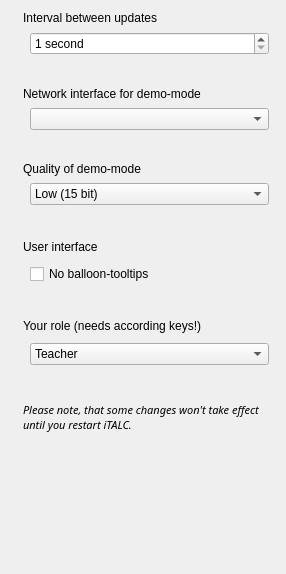
The window that ima/dialogs/config.ui (veyon/veyon) describes before a commit, drawn with Qt 5.
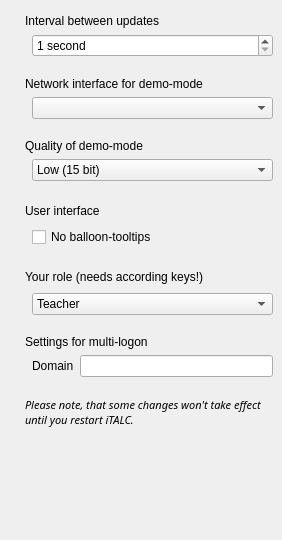
The same window after the commit. Icons and pictures are not drawn.

Commit message: better multi-logon-support, improved GUI and other fixes

```diff
--- a/ima/dialogs/config.ui
+++ b/ima/dialogs/config.ui
@@ -5,17 +5,17 @@
    <rect>
     <x>0</x>
     <y>0</y>
-    <width>286</width>
-    <height>574</height>
+    <width>282</width>
+    <height>540</height>
    </rect>
   </property>
-  <widget class="QWidget" name="layoutWidget" >
+  <widget class="QWidget" name="" >
    <property name="geometry" >
     <rect>
-     <x>10</x>
-     <y>11</y>
-     <width>259</width>
-     <height>528</height>
+     <x>12</x>
+     <y>14</y>
+     <width>261</width>
+     <height>545</height>
     </rect>
    </property>
    <layout class="QVBoxLayout" >
@@ -23,7 +23,15 @@
      <number>0</number>
     </property>
     <property name="spacing" >
-     <number>7</number>
+     <number>20</number>
+    </property>
+    <item>
+     <layout class="QVBoxLayout" >
+      <property name="margin" >
+       <number>0</number>
+      </property>
+      <property name="spacing" >
+       <number>6</number>
     </property>
     <item>
      <layout class="QHBoxLayout" >
@@ -111,22 +119,16 @@
       </item>
      </layout>
     </item>
-    <item>
-     <spacer>
-      <property name="orientation" >
-       <enum>Qt::Vertical</enum>
-      </property>
-      <property name="sizeType" >
-       <enum>QSizePolicy::Fixed</enum>
-      </property>
-      <property name="sizeHint" >
-       <size>
-        <width>249</width>
-        <height>25</height>
-       </size>
-      </property>
-     </spacer>
+     </layout>
     </item>
+    <item>
+     <layout class="QVBoxLayout" >
+      <property name="margin" >
+       <number>0</number>
+      </property>
+      <property name="spacing" >
+       <number>6</number>
+      </property>
     <item>
      <layout class="QHBoxLayout" >
       <property name="margin" >
@@ -195,22 +197,16 @@
       </item>
      </layout>
     </item>
-    <item>
-     <spacer>
-      <property name="orientation" >
-       <enum>Qt::Vertical</enum>
-      </property>
-      <property name="sizeType" >
-       <enum>QSizePolicy::Fixed</enum>
-      </property>
-      <property name="sizeHint" >
-       <size>
-        <width>249</width>
-        <height>25</height>
-       </size>
-      </property>
-     </spacer>
+     </layout>
     </item>
+    <item>
+     <layout class="QVBoxLayout" >
+      <property name="margin" >
+       <number>0</number>
+      </property>
+      <property name="spacing" >
+       <number>6</number>
+      </property>
     <item>
      <layout class="QHBoxLayout" >
       <property name="margin" >
@@ -306,22 +302,16 @@
       </item>
      </layout>
     </item>
-    <item>
-     <spacer>
-      <property name="orientation" >
-       <enum>Qt::Vertical</enum>
-      </property>
-      <property name="sizeType" >
-       <enum>QSizePolicy::Fixed</enum>
-      </property>
-      <property name="sizeHint" >
-       <size>
-        <width>249</width>
-        <height>25</height>
-       </size>
-      </property>
-     </spacer>
+     </layout>
     </item>
+    <item>
+     <layout class="QVBoxLayout" >
+      <property name="margin" >
+       <number>0</number>
+      </property>
+      <property name="spacing" >
+       <number>6</number>
+      </property>
     <item>
      <layout class="QHBoxLayout" >
       <property name="margin" >
@@ -401,22 +391,16 @@
       </item>
      </layout>
     </item>
-    <item>
-     <spacer>
-      <property name="orientation" >
-       <enum>Qt::Vertical</enum>
-      </property>
-      <property name="sizeType" >
-       <enum>QSizePolicy::Fixed</enum>
-      </property>
-      <property name="sizeHint" >
-       <size>
-        <width>249</width>
-        <height>25</height>
-       </size>
-      </property>
-     </spacer>
+     </layout>
     </item>
+    <item>
+     <layout class="QVBoxLayout" >
+      <property name="margin" >
+       <number>0</number>
+      </property>
+      <property name="spacing" >
+       <number>6</number>
+      </property>
     <item>
      <layout class="QHBoxLayout" >
       <property name="margin" >
@@ -510,21 +494,85 @@
       </item>
      </layout>
     </item>
+     </layout>
+    </item>
+    <item>
+     <layout class="QVBoxLayout" >
+      <property name="margin" >
+       <number>0</number>
+      </property>
+      <property name="spacing" >
+       <number>6</number>
+      </property>
+      <item>
+       <layout class="QHBoxLayout" >
+        <property name="margin" >
+         <number>0</number>
+        </property>
+        <property name="spacing" >
+         <number>6</number>
+        </property>
+        <item>
+         <widget class="QLabel" name="label_10" >
+          <property name="sizePolicy" >
+           <sizepolicy>
+            <hsizetype>0</hsizetype>
+            <vsizetype>0</vsizetype>
+            <horstretch>0</horstretch>
+            <verstretch>0</verstretch>
+           </sizepolicy>
+          </property>
+          <property name="pixmap" >
+           <pixmap resource="../italc.qrc" >:/resources/multilogon_22.png</pixmap>
+          </property>
+         </widget>
+        </item>
+        <item>
+         <widget class="QLabel" name="label_11" >
+          <property name="text" >
+           <string>Settings for multi-logon</string>
+          </property>
+         </widget>
+        </item>
+       </layout>
+      </item>
+      <item>
+       <layout class="QHBoxLayout" >
+        <property name="margin" >
+         <number>0</number>
+        </property>
+        <property name="spacing" >
+         <number>6</number>
+        </property>
     <item>
      <spacer>
       <property name="orientation" >
-       <enum>Qt::Vertical</enum>
+           <enum>Qt::Horizontal</enum>
       </property>
       <property name="sizeType" >
        <enum>QSizePolicy::Fixed</enum>
       </property>
       <property name="sizeHint" >
        <size>
-        <width>249</width>
-        <height>30</height>
+            <width>20</width>
+            <height>1</height>
        </size>
       </property>
      </spacer>
+        </item>
+        <item>
+         <widget class="QLabel" name="label_15" >
+          <property name="text" >
+           <string>Domain</string>
+          </property>
+         </widget>
+        </item>
+        <item>
+         <widget class="QLineEdit" name="domainEdit" />
+        </item>
+       </layout>
+      </item>
+     </layout>
     </item>
     <item>
      <layout class="QHBoxLayout" >
@@ -571,8 +619,8 @@
       </property>
       <property name="sizeHint" >
        <size>
-        <width>249</width>
-        <height>16</height>
+        <width>20</width>
+        <height>40</height>
        </size>
       </property>
      </spacer>
```
Lines whose indentation alone changed are shown as unchanged. The commit also changes 27 other files.
